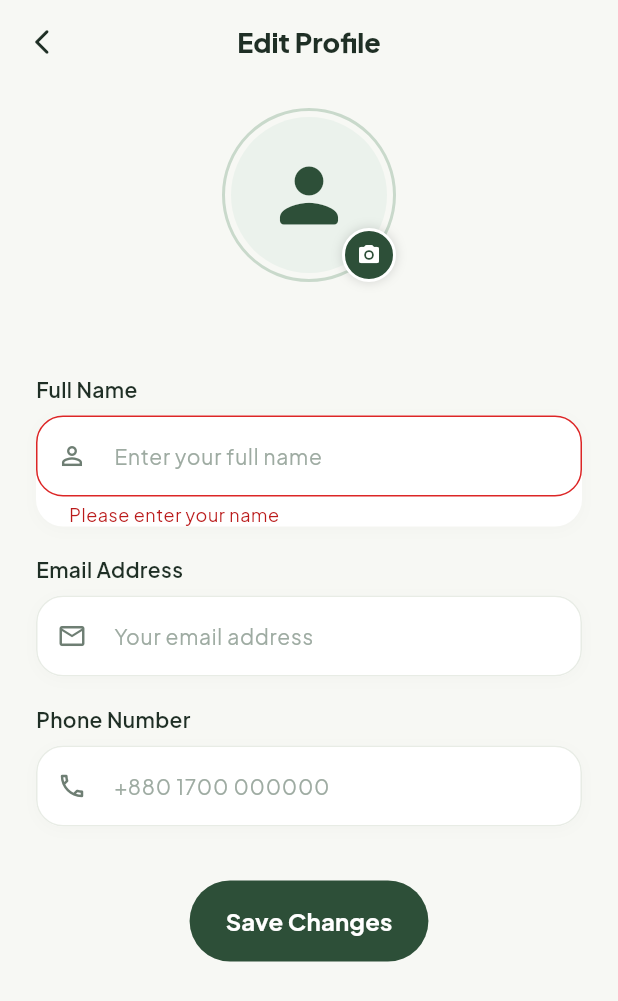
After one commit to devshakilinfo/service_booking_app, a Flutter app: the EditProfileScreen screen opened directly, after a tap on "Save Changes", on a phone screen of 412 x 824 dp. The commit adds this screen. Shown: the top 1001 px of the screen. Run offline on Flutter 3.47's test engine with Material 3 defaults, Android fonts, the phone set to English and light mode, and no system bars; our stand-ins replace google_fonts, shared_preferences; accounts and stored records are empty.

Commit message:
fix(ui): fix bottom nav overflow, create dedicated edit profile & change password screens, and restrict admin dashboard to admin role

```diff
--- /dev/null
+++ b/lib/screens/profile/edit_profile_screen.dart
@@ -0,0 +1,212 @@
+import 'package:flutter/material.dart';
+import 'package:provider/provider.dart';
+import '../../core/constants.dart';
+import '../../providers/auth_provider.dart';
+import '../../widgets/custom_button.dart';
+import '../../widgets/custom_text_field.dart';
+
+class EditProfileScreen extends StatefulWidget {
+  const EditProfileScreen({super.key});
+
+  @override
+  State<EditProfileScreen> createState() => _EditProfileScreenState();
+}
+
+class _EditProfileScreenState extends State<EditProfileScreen> {
+  final _formKey = GlobalKey<FormState>();
+  late TextEditingController _nameController;
+  late TextEditingController _phoneController;
+  late TextEditingController _emailController;
+  bool _isLoading = false;
+
+  @override
+  void initState() {
+    super.initState();
+    final user = Provider.of<AuthProvider>(context, listen: false).currentUser;
+    _nameController = TextEditingController(text: user?.name ?? 'Shakil Ahamed');
+    _phoneController = TextEditingController(text: user?.phone ?? '');
+    _emailController = TextEditingController(text: user?.email ?? 'shakil@example.com');
+  }
+
+  @override
+  void dispose() {
+    _nameController.dispose();
+    _phoneController.dispose();
+    _emailController.dispose();
+    super.dispose();
+  }
+
+  Future<void> _handleSave() async {
+    if (!_formKey.currentState!.validate()) return;
+
+    setState(() {
+      _isLoading = true;
+    });
+
+    final authProvider = Provider.of<AuthProvider>(context, listen: false);
+    final success = await authProvider.updateProfile(
+      name: _nameController.text.trim(),
+      phone: _phoneController.text.trim(),
+    );
+
+    if (!mounted) return;
+
+    setState(() {
+      _isLoading = false;
+    });
+
+    if (success) {
+      ScaffoldMessenger.of(context).showSnackBar(
+        const SnackBar(
+          content: Text('Profile updated successfully!'),
+          backgroundColor: AppColors.statusConfirmed,
+        ),
+      );
+      Navigator.pop(context);
+    } else {
+      ScaffoldMessenger.of(context).showSnackBar(
+        SnackBar(
+          content: Text(authProvider.errorMessage ?? 'Failed to update profile'),
+          backgroundColor: AppColors.statusCancelled,
+        ),
+      );
+    }
+  }
+
+  @override
+  Widget build(BuildContext context) {
+    final user = Provider.of<AuthProvider>(context).currentUser;
+
+    return Scaffold(
+      backgroundColor: AppColors.background,
+      appBar: AppBar(
+        backgroundColor: Colors.transparent,
+        elevation: 0,
+        leading: IconButton(
+          icon: const Icon(Icons.arrow_back_ios_new_rounded,
+              color: AppColors.textPrimary, size: 20),
+          onPressed: () => Navigator.pop(context),
+        ),
+        title: const Text(
+          'Edit Profile',
+          style: TextStyle(
+            fontSize: 18,
+            fontWeight: FontWeight.w800,
+            color: AppColors.textPrimary,
+          ),
+        ),
+        centerTitle: true,
+      ),
+      body: SafeArea(
+        child: SingleChildScrollView(
+          padding: const EdgeInsets.symmetric(horizontal: 24.0, vertical: 16),
+          child: Form(
+            key: _formKey,
+            child: Column(
+              crossAxisAlignment: CrossAxisAlignment.center,
+              children: [
+                // Avatar with camera change button
+                Stack(
+                  alignment: Alignment.bottomRight,
+                  children: [
+                    Container(
+                      padding: const EdgeInsets.all(4),
+                      decoration: BoxDecoration(
+                        shape: BoxShape.circle,
+                        border: Border.all(
+                            color: AppColors.accent.withValues(alpha: 0.3), width: 2),
+                      ),
+                      child: const CircleAvatar(
+                        radius: 52,
+                        backgroundColor: AppColors.primaryUltraLight,
+                        child: Icon(Icons.person_rounded,
+                            size: 58, color: AppColors.primary),
+                      ),
+                    ),
+                    GestureDetector(
+                      onTap: () {
+                        ScaffoldMessenger.of(context).showSnackBar(
+                          const SnackBar(
+                              content: Text('Photo upload supported via profile avatar URL.')),
+                        );
+                      },
+                      child: Container(
+                        padding: const EdgeInsets.all(8),
+                        decoration: BoxDecoration(
+                          color: AppColors.primary,
+                          shape: BoxShape.circle,
+                          border: Border.all(color: Colors.white, width: 2),
+                          boxShadow: [
+                            BoxShadow(
+                              color: Colors.black.withValues(alpha: 0.15),
+                              blurRadius: 6,
+                            ),
+                          ],
+                        ),
+                        child: const Icon(Icons.camera_alt_rounded,
+                            size: 16, color: Colors.white),
+                      ),
+                    ),
+                  ],
+                ),
+                const SizedBox(height: 8),
+                Text(
+                  user?.name ?? 'Shakil Ahamed',
+                  style: const TextStyle(
+                    fontSize: 18,
+                    fontWeight: FontWeight.w800,
+                    color: AppColors.textPrimary,
+                  ),
+                ),
+                const SizedBox(height: 28),
+                // Full Name
+                CustomTextField(
+                  controller: _nameController,
+                  label: 'Full Name',
+                  hint: 'Enter your full name',
+                  prefixIcon: Icons.person_outline,
+                  validator: (val) {
+                    if (val == null || val.trim().isEmpty) {
+                      return 'Please enter your name';
+                    }
+                    if (val.trim().length < 2) {
+                      return 'Name is too short';
+                    }
+                    return null;
+                  },
+                ),
+                const SizedBox(height: 18),
+                // Email (Read-only / verified)
+                CustomTextField(
+                  controller: _emailController,
+                  label: 'Email Address',
+                  hint: 'Your email address',
+                  prefixIcon: Icons.email_outlined,
+                  keyboardType: TextInputType.emailAddress,
+                  validator: (val) => null,
+                ),
+                const SizedBox(height: 18),
+                // Phone Number
+                CustomTextField(
+                  controller: _phoneController,
+                  label: 'Phone Number',
+                  hint: '+880 1700 000000',
+                  prefixIcon: Icons.phone_outlined,
+                  keyboardType: TextInputType.phone,
+                ),
+                const SizedBox(height: 36),
+                // Save Changes Button
+                CustomButton(
+                  text: 'Save Changes',
+                  isLoading: _isLoading,
+                  onPressed: _handleSave,
+                ),
+                const SizedBox(height: 20),
+              ],
+            ),
+          ),
+        ),
+      ),
+    );
+  }
+}
```
Also changed, not shown: lib/screens/main_navigation_screen.dart (+10 -7 lines), lib/screens/profile/change_password_screen.dart (added, +191 -0 lines), lib/screens/profile/profile_screen.dart (+43 -137 lines).
